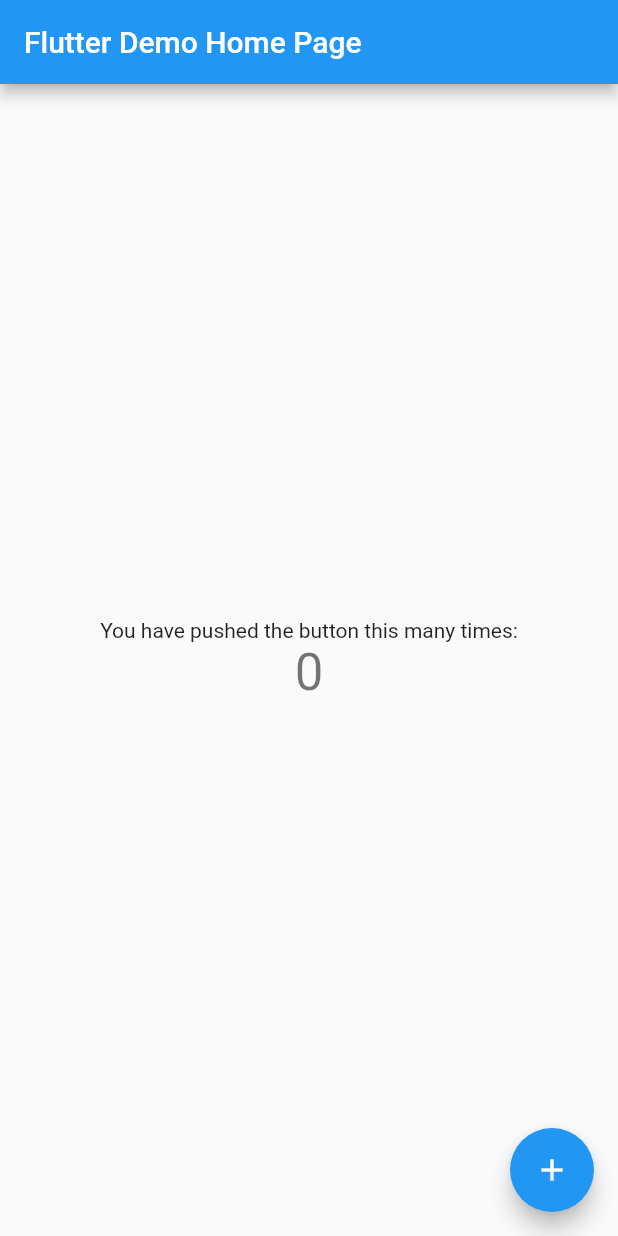
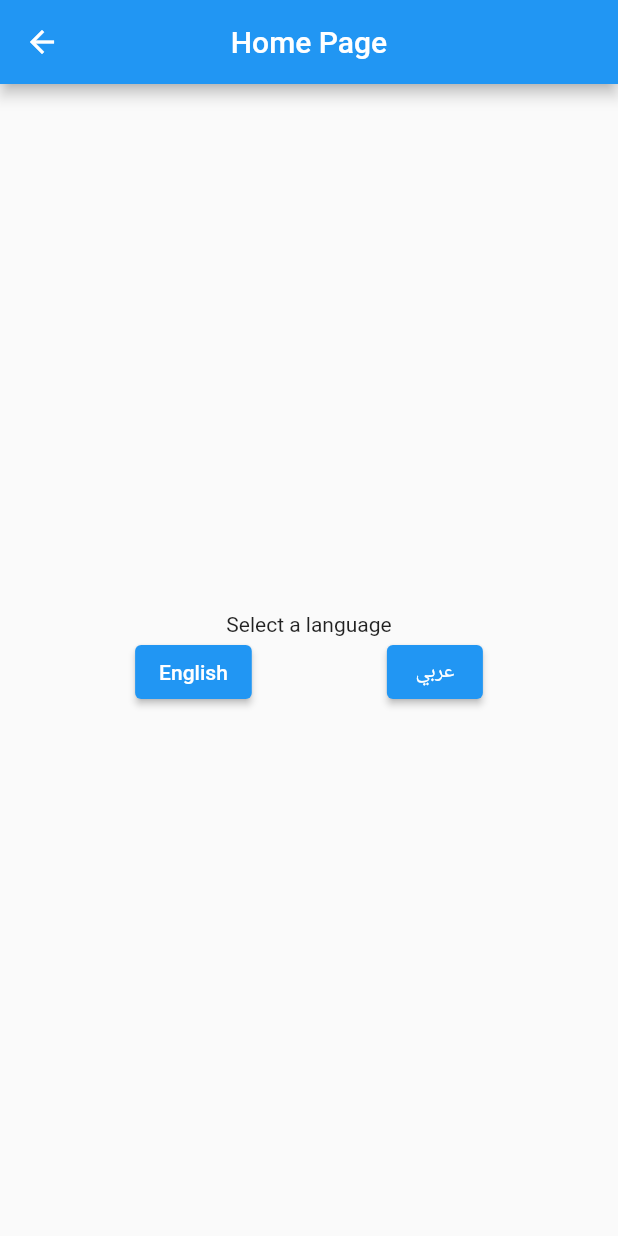
Before and after one commit to fahjan/gtc_rider, a Flutter app: the screen it shows after launch, on a phone screen of 412 x 824 dp. Run offline on Flutter 3.47's test engine with Material 2 defaults, Android fonts, the phone set to English and light mode, and no system bars; our stand-ins replace flutter_screenutil, get.

Commit message:
add some  staratures

```diff
--- /dev/null
+++ b/lib/core/localization/ar.dart
@@ -0,0 +1,4 @@
+Map<String, String> ar = {
+  'home_page': 'الصفحة الرئيسية',
+  'Select_language': 'اختر اللغة'
+};
--- /dev/null
+++ b/lib/core/localization/en.dart
@@ -0,0 +1,4 @@
+Map<String, String> en = {
+  'home_page': 'Home Page',
+  'Select_language': 'Select a language'
+};
--- /dev/null
+++ b/lib/core/localization/local_controller.dart
@@ -0,0 +1,9 @@
+import 'package:flutter/cupertino.dart';
+import 'package:get/get.dart';
+
+class MyLocaleController extends GetxController {
+  void changeLanguage(String codelanguage) {
+    Locale locale = Locale(codelanguage);
+    Get.updateLocale(locale);
+  }
+}
--- /dev/null
+++ b/lib/core/localization/locale_strings.dart
@@ -0,0 +1,11 @@
+import 'package:get/get.dart';
+import 'package:gtc_rider/core/localization/ar.dart';
+import 'package:gtc_rider/core/localization/en.dart';
+
+class LocaleString extends Translations {
+  @override
+  Map<String, Map<String, String>> get keys => {
+        'en_US': en,
+        'ar': ar,
+      };
+}
--- /dev/null
+++ b/lib/core/themes/dark_theme.dart
@@ -0,0 +1,5 @@
+import 'package:flutter/material.dart';
+
+ThemeData myDarkTheme() {
+  return ThemeData();
+}
--- /dev/null
+++ b/lib/core/themes/light_theme.dart
@@ -0,0 +1,5 @@
+import 'package:flutter/material.dart';
+
+ThemeData myLightTheme() {
+  return ThemeData();
+}
--- /dev/null
+++ b/lib/core/themes/theme_controller.dart
@@ -0,0 +1,3 @@
+import 'package:get/get.dart';
+
+class ThemeController extends GetxController {}
--- /dev/null
+++ b/lib/features/home/presentation/binding/home_binding.dart
@@ -0,0 +1,11 @@
+import 'package:get/instance_manager.dart';
+import 'package:gtc_rider/core/localization/local_controller.dart';
+import 'package:gtc_rider/features/home/presentation/controllers/home_controllers.dart';
+
+class HomeBinding implements Bindings {
+  @override
+  void dependencies() {
+    Get.lazyPut(() => HomeController());
+    Get.lazyPut(() => MyLocaleController());
+  }
+}
--- /dev/null
+++ b/lib/features/home/presentation/controllers/home_controllers.dart
@@ -0,0 +1,8 @@
+import 'package:flutter/material.dart';
+import 'package:get/get.dart';
+
+class HomeController extends GetxController {
+  updateLanguage(Locale locale) {
+    Get.updateLocale(locale);
+  }
+}
--- /dev/null
+++ b/lib/features/home/presentation/pages/home_page.dart
@@ -0,0 +1,36 @@
+import 'package:flutter/material.dart';
+import 'package:get/get.dart';
+import 'package:gtc_rider/core/localization/local_controller.dart';
+import 'package:gtc_rider/features/home/presentation/controllers/home_controllers.dart';
+
+class HomePage extends GetView<Locale> {
+  const HomePage({Key? key}) : super(key: key);
+
+  @override
+  Widget build(BuildContext context) {
+    MyLocaleController myLocaleController = Get.find();
+    return Scaffold(
+        appBar: AppBar(
+          centerTitle: true,
+          title: Text('home_page'.tr),
+        ),
+        body: Column(
+          mainAxisAlignment: MainAxisAlignment.center,
+          crossAxisAlignment: CrossAxisAlignment.center,
+          children: [
+            Text('Select_language'.tr),
+            Row(
+              mainAxisAlignment: MainAxisAlignment.spaceEvenly,
+              children: [
+                ElevatedButton(
+                    onPressed: () => myLocaleController.changeLanguage('en'),
+                    child: const Text('English')),
+                ElevatedButton(
+                    onPressed: () => myLocaleController.changeLanguage('ar'),
+                    child: const Text('عربي')),
+              ],
+            )
+          ],
+        ));
+  }
+}
--- a/lib/main.dart
+++ b/lib/main.dart
@@ -1,115 +1,32 @@
 import 'package:flutter/material.dart';
+import 'package:flutter_screenutil/flutter_screenutil.dart';
+import 'package:get/get.dart';
+import 'package:gtc_rider/core/localization/locale_strings.dart';
+import 'package:gtc_rider/utils/routing/app_routes.dart';
+import 'package:gtc_rider/utils/routing/pages.dart';
 
 void main() {
-  runApp(const MyApp());
+  runApp(MyApp());
 }
 
 class MyApp extends StatelessWidget {
   const MyApp({Key? key}) : super(key: key);
 
-  // This widget is the root of your application.
   @override
   Widget build(BuildContext context) {
-    return MaterialApp(
-      title: 'Flutter Demo',
-      theme: ThemeData(
-        // This is the theme of your application.
-        //
-        // Try running your application with "flutter run". You'll see the
-        // application has a blue toolbar. Then, without quitting the app, try
-        // changing the primarySwatch below to Colors.green and then invoke
-        // "hot reload" (press "r" in the console where you ran "flutter run",
-        // or simply save your changes to "hot reload" in a Flutter IDE).
-        // Notice that the counter didn't reset back to zero; the application
-        // is not restarted.
-        primarySwatch: Colors.blue,
-      ),
-      home: const MyHomePage(title: 'Flutter Demo Home Page'),
-    );
+    return ScreenUtilInit(
+        designSize: const Size(375, 812),
+        minTextAdapt: true,
+        splitScreenMode: true,
+        builder: (context, child) {
+          return GetMaterialApp(
+            translations: LocaleString(),
+            debugShowCheckedModeBanner: false,
+            initialRoute: AppRoutes.home,
+            getPages: pages,
+            locale: const Locale('en', 'US'),
+            home: Container(),
+          );
+        });
   }
 }
-
-class MyHomePage extends StatefulWidget {
-  const MyHomePage({Key? key, required this.title}) : super(key: key);
-
-  // This widget is the home page of your application. It is stateful, meaning
-  // that it has a State object (defined below) that contains fields that affect
-  // how it looks.
-
-  // This class is the configuration for the state. It holds the values (in this
-  // case the title) provided by the parent (in this case the App widget) and
-  // used by the build method of the State. Fields in a Widget subclass are
-  // always marked "final".
-
-  final String title;
-
-  @override
-  State<MyHomePage> createState() => _MyHomePageState();
-}
-
-class _MyHomePageState extends State<MyHomePage> {
-  int _counter = 0;
-
-  void _incrementCounter() {
-    setState(() {
-      // This call to setState tells the Flutter framework that something has
-      // changed in this State, which causes it to rerun the build method below
-      // so that the display can reflect the updated values. If we changed
-      // _counter without calling setState(), then the build method would not be
-      // called again, and so nothing would appear to happen.
-      _counter++;
-    });
-  }
-
-  @override
-  Widget build(BuildContext context) {
-    // This method is rerun every time setState is called, for instance as done
-    // by the _incrementCounter method above.
-    //
-    // The Flutter framework has been optimized to make rerunning build methods
-    // fast, so that you can just rebuild anything that needs updating rather
-    // than having to individually change instances of widgets.
-    return Scaffold(
-      appBar: AppBar(
-        // Here we take the value from the MyHomePage object that was created by
-        // the App.build method, and use it to set our appbar title.
-        title: Text(widget.title),
-      ),
-      body: Center(
-        // Center is a layout widget. It takes a single child and positions it
-        // in the middle of the parent.
-        child: Column(
-          // Column is also a layout widget. It takes a list of children and
-          // arranges them vertically. By default, it sizes itself to fit its
-          // children horizontally, and tries to be as tall as its parent.
-          //
-          // Invoke "debug painting" (press "p" in the console, choose the
-          // "Toggle Debug Paint" action from the Flutter Inspector in Android
-          // Studio, or the "Toggle Debug Paint" command in Visual Studio Code)
-          // to see the wireframe for each widget.
-          //
-          // Column has various properties to control how it sizes itself and
-          // how it positions its children. Here we use mainAxisAlignment to
-          // center the children vertically; the main axis here is the vertical
-          // axis because Columns are vertical (the cross axis would be
-          // horizontal).
-          mainAxisAlignment: MainAxisAlignment.center,
-          children: <Widget>[
-            const Text(
-              'You have pushed the button this many times:',
-            ),
-            Text(
-              '$_counter',
-              style: Theme.of(context).textTheme.headline4,
-            ),
-          ],
-        ),
-      ),
-      floatingActionButton: FloatingActionButton(
-        onPressed: _incrementCounter,
-        tooltip: 'Increment',
-        child: const Icon(Icons.add),
-      ), // This trailing comma makes auto-formatting nicer for build methods.
-    );
-  }
-}
--- /dev/null
+++ b/lib/utils/routing/app_routes.dart
@@ -0,0 +1,3 @@
+class AppRoutes {
+  static const String home = '/home';
+}
--- /dev/null
+++ b/lib/utils/routing/pages.dart
@@ -0,0 +1,13 @@
+import 'package:get/get_navigation/src/routes/get_route.dart';
+import 'package:gtc_rider/features/home/presentation/binding/home_binding.dart';
+import 'package:gtc_rider/features/home/presentation/pages/home_page.dart';
+import 'package:gtc_rider/utils/routing/app_routes.dart';
+
+final List<GetPage> pages = <GetPage>[
+  GetPage(
+    name: AppRoutes.home,
+    page: () => HomePage(),
+    binding: HomeBinding(),
+    // fullscreenDialog: false,
+  ),
+];
--- a/pubspec.yaml
+++ b/pubspec.yaml
@@ -34,6 +34,11 @@
   # The following adds the Cupertino Icons font to your application.
   # Use with the CupertinoIcons class for iOS style icons.
   cupertino_icons: ^1.0.2
+  flutter_screenutil: ^5.5.4
+  get: ^4.6.5
+  dio: ^4.0.6
+  get_storage: ^2.0.3
+
 
 dev_dependencies:
   flutter_test:
```
Also changed, not shown: lib/core/config/constants.dart (added), lib/core/styles/app_colors.dart (added), lib/core/styles/app_image.dart (added), lib/core/styles/app_sizes.dart (added), pubspec.lock, 1 other file.
